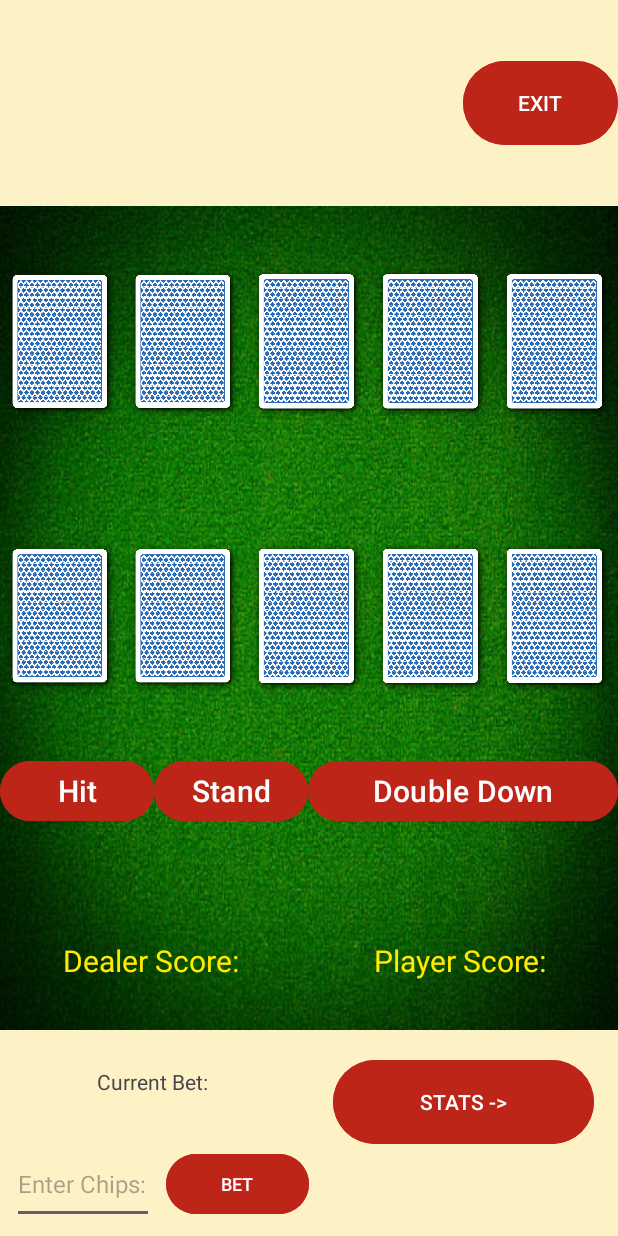
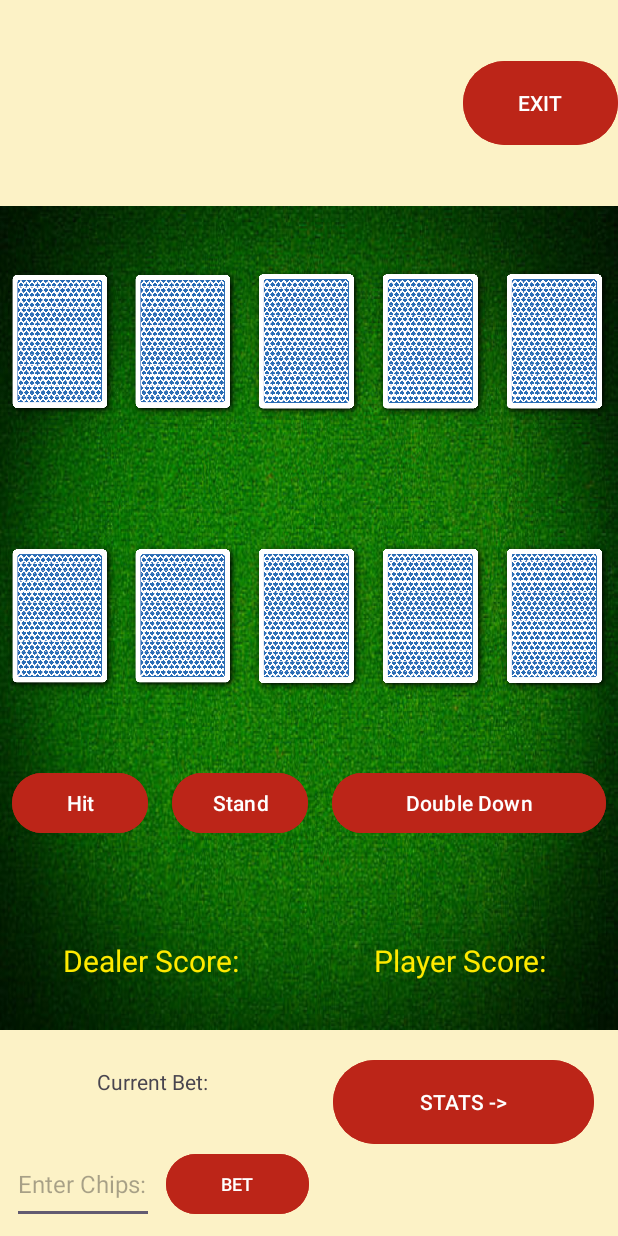
Before and after one commit to trevorcoyle23/BlackJack2, an Android app: the layout activity_table.xml on its own in the app's theme, with its tools: preview values and no code run, on a phone screen of 412 x 824 dp. Run offline under Robolectric (Android 15) with nearby library versions, the phone set to English and light mode, and no system bars.

Commit message:
bug fix: two aces in hand did not calculate as expected.

```diff
--- a/app/src/main/java/edu/utsa/cs3443/blackjack2/TableActivity.java
+++ b/app/src/main/java/edu/utsa/cs3443/blackjack2/TableActivity.java
@@ -393,10 +393,10 @@ public class TableActivity extends AppCompatActivity {
             currentPlayerCardIndex++; // increment 1 Card index (player) == 1 -> 2
 
             playerScore += card.getValue(); // add card's value to player's score
-            updatePlayerScore(); // display amount
 
             playerAceCount += card.isAce() ? 1 : 0; // add 1 if Card is an Ace (player)
             if (playerAceCount > 1) { playerScore -= 10; } // check if both player's Cards are aces
+            updatePlayerScore(); // display amount
 
             updateCardImage(TableActivity.this, card, "R.id.playerCard" + i); // update ImageView to corresponding Card
         }
--- a/app/src/main/res/layout/activity_table.xml
+++ b/app/src/main/res/layout/activity_table.xml
@@ -129,30 +129,33 @@
 
 
             <Button
+                android:layout_margin="8dp"
                 android:backgroundTint="#BC2518"
                 android:id="@+id/hitButton"
-                android:textSize="20sp"
+                android:textSize="14sp"
                 android:text="Hit"
                 android:layout_weight="1"
                 android:layout_width="0dp"
                 android:layout_height="48dp" />
             <Button
+                android:layout_margin="8dp"
                 android:backgroundTint="#BC2518"
                 android:id="@+id/standButton"
-                android:textSize="20sp"
+                android:textSize="14sp"
                 android:text="Stand"
                 android:layout_weight="1"
                 android:layout_width="0dp"
                 android:layout_height="48dp" />
 
             <Button
+                android:layout_margin="8dp"
                 android:id="@+id/doubleDownButton"
                 android:layout_width="0dp"
                 android:layout_height="48dp"
                 android:layout_weight="2"
                 android:backgroundTint="#BC2518"
                 android:text="Double Down"
-                android:textSize="20sp" />
+                android:textSize="14sp" />
 
         </LinearLayout>
         <LinearLayout
```
